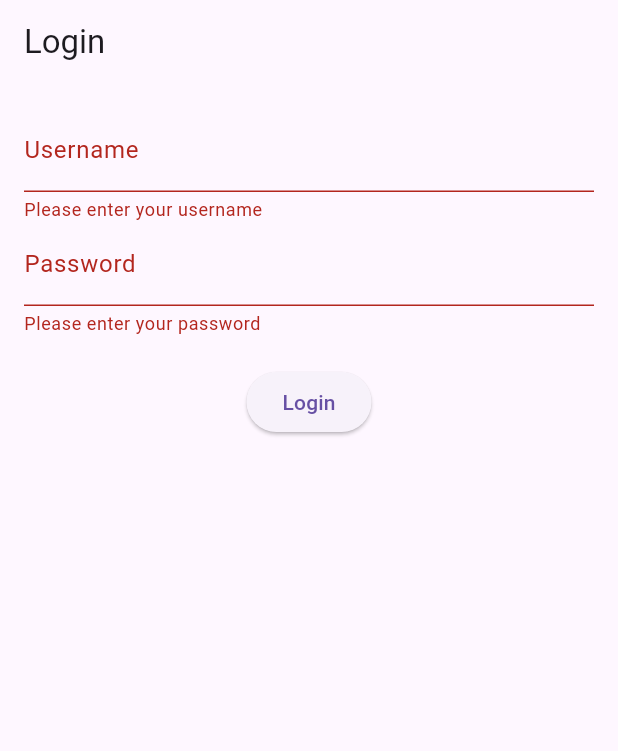
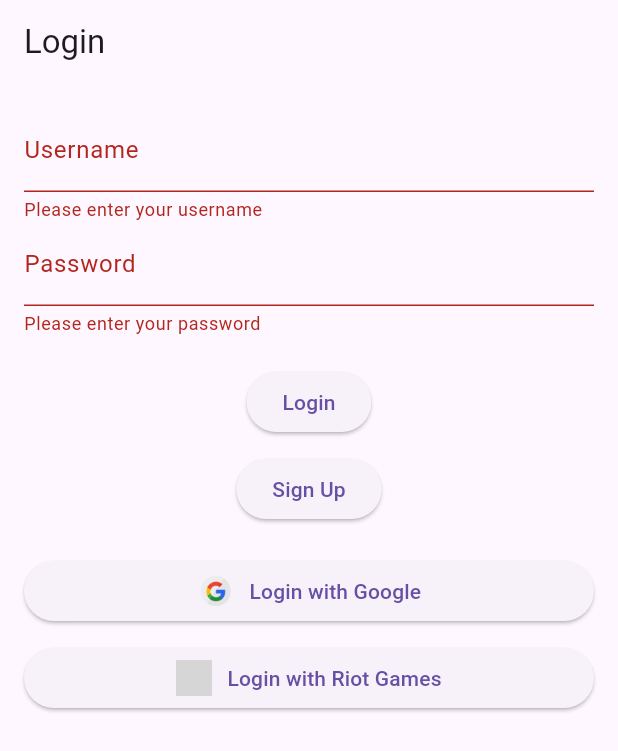
Before and after one commit to yaksh-patel-sw/gamebuzz-frontend, a Flutter app: the screen it shows after launch, after a tap on "Login", on a phone screen of 412 x 824 dp. Shown: the top 751 px of the screen. Run offline on Flutter 3.47's test engine with Material 3 defaults, Android fonts, the light colour scheme and no system bars; our stand-ins replace fluttertoast, google_sign_in, shared_preferences; network calls fail; grey boxes are pictures that could not be loaded.

Commit message:
Updated signup and login page

```diff
--- a/lib/main.dart
+++ b/lib/main.dart
@@ -4,14 +4,13 @@ import 'providers/auth_provider.dart';
 import 'providers/game_provider.dart';
 import 'screens/login_screen.dart';
 import 'screens/home_screen.dart';
+import 'screens/signup_screen.dart';
 
 void main() {
   runApp(MyApp());
 }
 
 class MyApp extends StatelessWidget {
-  const MyApp({super.key});
-
   @override
   Widget build(BuildContext context) {
     return MultiProvider(
@@ -28,6 +27,7 @@ class MyApp extends StatelessWidget {
         routes: {
           '/': (context) => LoginScreen(),
           '/home': (context) => HomeScreen(),
+          '/signup': (context) => SignupScreen(),
         },
       ),
     );
--- a/lib/providers/auth_provider.dart
+++ b/lib/providers/auth_provider.dart
@@ -1,19 +1,25 @@
 import 'package:flutter/material.dart';
-import '../models/user.dart';
 import '../services/auth_service.dart';
 
 class AuthProvider with ChangeNotifier {
-  final AuthService _authService = AuthService();
+  AuthService _authService = AuthService();
   String? _token;
 
   String? get token => _token;
 
   Future<void> login(String username, String password) async {
-    _token = await _authService.login(User(username: username, password: password));
+    _token = await _authService.login(username, password);
     notifyListeners();
   }
 
-  Future<void> register(String username, String password) async {
-    await _authService.register(User(username: username, password: password));
+  Future<void> register(String username, String password, String email, String firstName, String lastName, String mobileNumber, String gameSelection, DateTime dateOfBirth, bool termsAccepted) async {
+    await _authService.register(username, password, email, firstName, lastName, mobileNumber, gameSelection, dateOfBirth, termsAccepted);
   }
+
+  Future<void> googleLogin() async {
+    _token = await _authService.googleLogin();
+    notifyListeners();
+  }
+
+  // Add Riot Games login method if needed
 }
--- a/lib/screens/login_screen.dart
+++ b/lib/screens/login_screen.dart
@@ -1,11 +1,11 @@
 import 'package:flutter/material.dart';
 import 'package:provider/provider.dart';
 import '../providers/auth_provider.dart';
+import '../screens/signup_screen.dart';
 import '../screens/home_screen.dart';
+import 'package:fluttertoast/fluttertoast.dart';
 
 class LoginScreen extends StatefulWidget {
-  const LoginScreen({super.key});
-
   @override
   _LoginScreenState createState() => _LoginScreenState();
 }
@@ -61,13 +61,62 @@ class _LoginScreenState extends State<LoginScreen> {
                         MaterialPageRoute(builder: (context) => HomeScreen()),
                       );
                     } catch (e) {
-                      ScaffoldMessenger.of(context).showSnackBar(
-                        SnackBar(content: Text('Login failed')),
-                      );
+                      Fluttertoast.showToast(msg: 'Login failed');
                     }
                   }
                 },
                 child: Text('Login'),
+              ),
+              SizedBox(height: 10),
+              ElevatedButton(
+                onPressed: () {
+                  Navigator.push(
+                    context,
+                    MaterialPageRoute(builder: (context) => SignupScreen()),
+                  );
+                },
+                child: Text('Sign Up'),
+              ),
+              SizedBox(height: 20),
+              ElevatedButton(
+                onPressed: () async {
+                  try {
+                    await authProvider.googleLogin();
+                    if (authProvider.token != null) {
+                      Navigator.pushReplacement(
+                        context,
+                        MaterialPageRoute(builder: (context) => HomeScreen()),
+                      );
+                    } else {
+                      Fluttertoast.showToast(msg: 'Google login failed');
+                    }
+                  } catch (e) {
+                    Fluttertoast.showToast(msg: 'Google login failed');
+                  }
+                },
+                child: Row(
+                  mainAxisAlignment: MainAxisAlignment.center,
+                  children: [
+                    Image.asset('assets/images/google_logo.png', height: 24),
+                    SizedBox(width: 10),
+                    Text('Login with Google'),
+                  ],
+                ),
+              ),
+              SizedBox(height: 10),
+              ElevatedButton(
+                onPressed: () {
+                  // Implement Riot Games login
+                  Fluttertoast.showToast(msg: 'Riot Games login not implemented yet');
+                },
+                child: Row(
+                  mainAxisAlignment: MainAxisAlignment.center,
+                  children: [
+                    Image.asset('assets/images/riot_games_logo.png', height: 24),
+                    SizedBox(width: 10),
+                    Text('Login with Riot Games'),
+                  ],
+                ),
               ),
             ],
           ),
```
Also changed, not shown: lib/screens/signup_screen.dart (added, +208 -0 lines), lib/services/auth_service.dart (+47 -6 lines), pubspec.yaml (+9 -0 lines), assets/images/google_logo.png (added), pubspec.lock, 1 other file.
